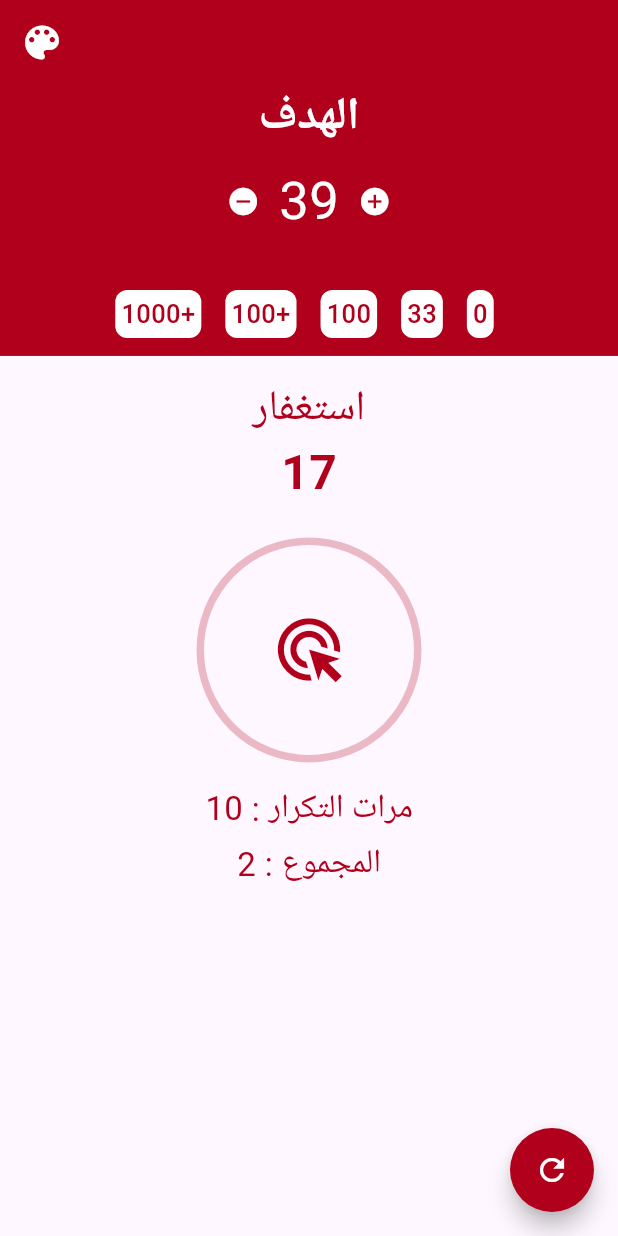
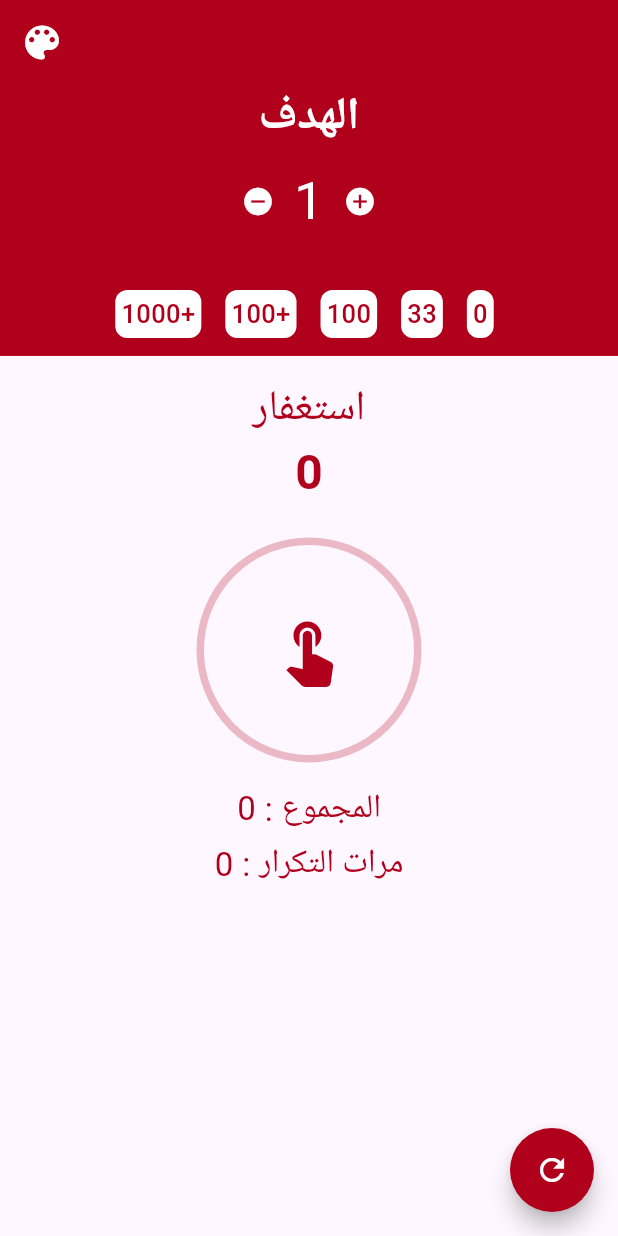
Before and after one commit to Omar-Ashraf-69/Sub7a_app, a Flutter app: the screen it shows after launch, after a tap on the "add circle" icon, on a phone screen of 412 x 824 dp. Run offline on Flutter 3.47's test engine with Material 3 defaults, Android fonts, the phone set to English and light mode, and no system bars; drawn by our look-alikes of percent_indicator; our stand-ins replace shared_preferences.

Commit message:
finished the app

```diff
--- a/lib/constents.dart
+++ b/lib/constents.dart
@@ -3,3 +3,4 @@ const kPrimaryColor = [
   0xFF61249F,
   0xFF162029,
 ];
+int hueColor = kPrimaryColor[0];
--- a/lib/main.dart
+++ b/lib/main.dart
@@ -22,11 +22,10 @@
               size: 30,
             )),
         textTheme: const TextTheme(
-          bodyLarge: TextStyle(),
-          bodyMedium: TextStyle(),
-        ).apply(
-          bodyColor: Color(kPrimaryColor[0]),
-          displayColor: Colors.white,
+          bodyLarge: TextStyle(
+          ),
+          bodyMedium: TextStyle(
+          ),
         ),
         iconButtonTheme: const IconButtonThemeData(
           style: ButtonStyle(
--- a/lib/screens/home_screen.dart
+++ b/lib/screens/home_screen.dart
@@ -1,6 +1,8 @@
 import 'package:flutter/material.dart';
 import 'package:iste9far/constents.dart';
+import 'package:iste9far/main.dart';
 import 'package:percent_indicator/circular_percent_indicator.dart';
+import 'package:shared_preferences/shared_preferences.dart';
 
 class HomeScreen extends StatefulWidget {
   const HomeScreen({super.key});
@@ -11,15 +13,75 @@ class HomeScreen extends StatefulWidget {
 
 class _HomeScreenState extends State<HomeScreen> {
   double precent = 0;
+  int counter = 0;
+  int goal = 0;
+  bool isVisiable = false;
+  int sets = 0;
+  setCounter(int value) async {
+    final SharedPreferences counter = await SharedPreferences.getInstance();
+    counter.setInt('counter', value);
+    getCounter();
+  }
+
+  getCounter() async {
+    final SharedPreferences count = await SharedPreferences.getInstance();
+
+    setState(() {
+      counter = count.getInt('counter') ?? 0;
+    });
+  }
+
+  setGoal(int value) async {
+    final SharedPreferences goal = await SharedPreferences.getInstance();
+    goal.setInt('goal', value);
+    getGoal();
+  }
+
+  getGoal() async {
+    final SharedPreferences goa = await SharedPreferences.getInstance();
+
+    setState(() {
+      goal = goa.getInt('goal') ?? 0;
+    });
+  }
+
+  setSets(int value) async {
+    final SharedPreferences sets = await SharedPreferences.getInstance();
+    sets.setInt('sets', value);
+    getSets();
+  }
+
+  getSets() async {
+    final SharedPreferences set = await SharedPreferences.getInstance();
+    setState(() {
+      sets = set.getInt('sets') ?? 0;
+    });
+  }
+
+  @override
+  void initState() {
+    getCounter();
+    getGoal();
+    getSets();
+    super.initState();
+  }
+
+  @override
+  void dispose() {
+    super.dispose();
+  }
 
   @override
   Widget build(BuildContext context) {
     Size size = MediaQuery.of(context).size;
     return Scaffold(
       appBar: AppBar(
-        backgroundColor: Color(kPrimaryColor[0]),
+        backgroundColor: Color(hueColor),
         leading: IconButton(
-          onPressed: () {},
+          onPressed: () {
+            isVisiable = !isVisiable;
+            setState(() {});
+          },
           icon: const Icon(
             Icons.color_lens,
           ),
@@ -29,7 +91,7 @@ class _HomeScreenState extends State<HomeScreen> {
         children: [
           Container(
             decoration: BoxDecoration(
-              color: Color(kPrimaryColor[0]),
+              color: Color(hueColor),
             ),
             height: size.height * 0.22,
             width: double.infinity,
@@ -50,20 +112,26 @@ class _HomeScreenState extends State<HomeScreen> {
                     mainAxisAlignment: MainAxisAlignment.center,
                     children: [
                       IconButton(
-                        onPressed: () {},
+                        onPressed: () {
+                          if (goal != 0) {
+                            setGoal(goal - 1);
+                          }
+                        },
                         icon: const Icon(
                           Icons.remove_circle,
                         ),
                       ),
-                      const Text(
-                        "39",
-                        style: TextStyle(
+                      Text(
+                        goal.toString(),
+                        style: const TextStyle(
                           fontSize: 35,
                           color: Colors.white,
                         ),
                       ),
                       IconButton(
-                        onPressed: () {},
+                        onPressed: () {
+                          setGoal(goal + 1);
+                        },
                         icon: const Icon(
                           Icons.add_circle,
                         ),
@@ -72,16 +140,31 @@ class _HomeScreenState extends State<HomeScreen> {
                   ),
                 ),
                 const Spacer(),
-                const Padding(
-                  padding: EdgeInsets.only(left: 10, bottom: 12.0),
+                Padding(
+                  padding: const EdgeInsets.only(left: 10, bottom: 12.0),
                   child: Row(
                     mainAxisAlignment: MainAxisAlignment.center,
                     children: [
-                      CustomCounterTextButton(number: '1000+'),
-                      CustomCounterTextButton(number: '100+'),
-                      CustomCounterTextButton(number: '100'),
-                      CustomCounterTextButton(number: '33'),
-                      CustomCounterTextButton(number: '0'),
+                      CustomCounterTextButton(
+                        number: '1000+',
+                        onTap: () => setGoal(goal + 1000),
+                      ),
+                      CustomCounterTextButton(
+                        number: '100+',
+                        onTap: () => setGoal(goal + 100),
+                      ),
+                      CustomCounterTextButton(
+                        number: '100',
+                        onTap: () => setGoal(100),
+                      ),
+                      CustomCounterTextButton(
+                        number: '33',
+                        onTap: () => setGoal(33),
+                      ),
+                      CustomCounterTextButton(
+                        number: '0',
+                        onTap: () => setGoal(0),
+                      ),
                     ],
                   ),
                 ),
@@ -91,17 +174,19 @@ class _HomeScreenState extends State<HomeScreen> {
           const SizedBox(
             height: 15,
           ),
-          const Text(
+          Text(
             'استغفار',
             style: TextStyle(
               fontSize: 28,
+              color: Color(hueColor),
               fontWeight: FontWeight.w500,
             ),
           ),
-          const Text(
-            '17',
+          Text(
+            counter.toString(),
             style: TextStyle(
               fontSize: 32,
+              color: Color(hueColor),
               fontWeight: FontWeight.w600,
             ),
           ),
@@ -111,41 +196,103 @@ class _HomeScreenState extends State<HomeScreen> {
               radius: 75,
               animation: true,
               animateFromLastPercent: true,
+              addAutomaticKeepAlive: true,
               percent: precent,
               center: IconButton(
                 onPressed: () {
                   precent += 0.1;
+                  setCounter(counter + 1);
                   setState(() {
-                    if (precent >= 0.9) {
-                      precent = 0;
+                    if (precent >= 1) {
+                      precent = 0.1;
                     }
                   });
                 },
                 icon: Icon(
-                  Icons.ads_click_sharp,
+                  Icons.touch_app,
                   size: 50,
-                  color: Color(kPrimaryColor[0]),
+                  color: Color(hueColor),
                 ),
               ),
-              backgroundColor: Color(kPrimaryColor[0]).withOpacity(0.25),
-              progressColor: Color(kPrimaryColor[0]),
+              backgroundColor: Color(hueColor).withOpacity(0.25),
+              progressColor: Color(hueColor),
             ),
           ),
           const SizedBox(
             height: 10,
           ),
-          const TrackingLineWidget(
+          TrackingLineWidget(
+            label: ' : المجموع',
+            repetationNum: counter,
+          ),
+          TrackingLineWidget(
             label: ' : مرات التكرار',
-            repetationNum: 10,
+            repetationNum: sets,
           ),
-          const TrackingLineWidget(
-            repetationNum: 2,
-            label: ' : المجموع',
-          ),
+          const Spacer(),
+          Visibility(
+            visible: isVisiable,
+            child: Row(
+              children: [
+                Radio(
+                  value: kPrimaryColor[0],
+                  overlayColor: MaterialStatePropertyAll(
+                    Color(kPrimaryColor[0]),
+                  ),
+                  fillColor: MaterialStatePropertyAll(
+                    Color(kPrimaryColor[0]),
+                  ),
+                  groupValue: hueColor,
+                  toggleable: true,
+                  onChanged: (value) {
+                    setState(() {
+                      hueColor = value ?? kPrimaryColor[0];
+                    });
+                  },
+                ),
+                Radio(
+                  activeColor: Color(kPrimaryColor[1]),
+                  overlayColor: MaterialStatePropertyAll(
+                    Color(kPrimaryColor[1]),
+                  ),
+                  fillColor: MaterialStatePropertyAll(
+                    Color(kPrimaryColor[1]),
+                  ),
+                  value: kPrimaryColor[1],
+                  groupValue: hueColor,
+                  onChanged: (value) {
+                    setState(() {
+                      hueColor = value!;
+                    });
+                  },
+                ),
+                Radio(
+                  overlayColor: MaterialStatePropertyAll(
+                    Color(kPrimaryColor[2]),
+                  ),
+                  fillColor: MaterialStatePropertyAll(
+                    Color(kPrimaryColor[2]),
+                  ),
+                  value: kPrimaryColor[2],
+                  groupValue: hueColor,
+                  onChanged: (value) {
+                    setState(() {
+                      hueColor = value!;
+                    });
+                  },
+                ),
+              ],
+            ),
+          )
         ],
       ),
       floatingActionButton: FloatingActionButtonWidget(
-        color: kPrimaryColor[0],
+        color: hueColor,
+        onPressed: () {
+          precent = 0;
+          setCounter(0);
+          setSets(0);
+        },
       ),
     );
   }
@@ -155,14 +302,16 @@ class FloatingActionButtonWidget extends StatelessWidget {
   const FloatingActionButtonWidget({
     super.key,
     required this.color,
+    this.onPressed,
   });
   final int color;
+  final void Function()? onPressed;
   @override
   Widget build(BuildContext context) {
     return FloatingActionButton(
       backgroundColor: Color(color),
       shape: const CircleBorder(),
-      onPressed: () {},
+      onPressed: onPressed,
       child: const Icon(
         Icons.refresh,
         color: Colors.white,
@@ -188,14 +337,16 @@ class TrackingLineWidget extends StatelessWidget {
         children: [
           Text(
             repetationNum.toString(),
-            style: const TextStyle(
+            style: TextStyle(
               fontSize: 22,
+              color: Color(hueColor),
             ),
           ),
           Text(
             label,
-            style: const TextStyle(
+            style: TextStyle(
               fontSize: 22,
+              color: Color(hueColor),
             ),
           ),
         ],
@@ -208,14 +359,17 @@ class CustomCounterTextButton extends StatelessWidget {
   const CustomCounterTextButton({
     super.key,
     required this.number,
+    this.onTap,
   });
   final String number;
+  final Function()? onTap;
+
   @override
   Widget build(BuildContext context) {
     return Padding(
       padding: const EdgeInsets.only(right: 16.0),
       child: InkWell(
-        onTap: () {},
+        onTap: onTap,
         child: Container(
           padding: const EdgeInsets.all(4),
           decoration: BoxDecoration(
@@ -225,7 +379,7 @@ class CustomCounterTextButton extends StatelessWidget {
           child: Text(
             number,
             style: TextStyle(
-              color: Color(kPrimaryColor[0]),
+              color: Color(hueColor),
               fontWeight: FontWeight.w500,
               fontSize: 17,
             ),
```
